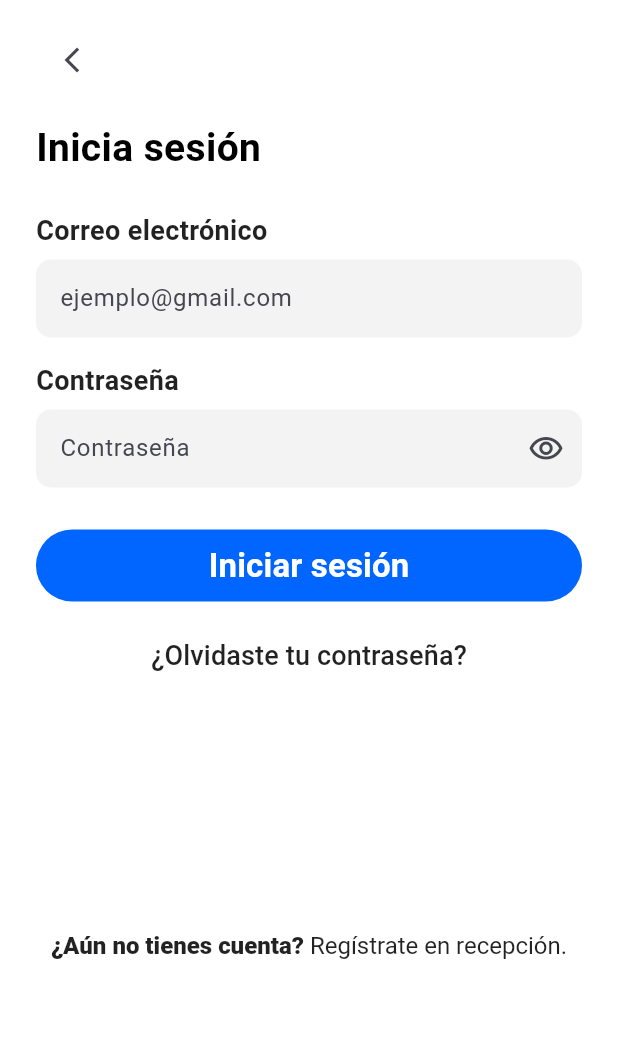
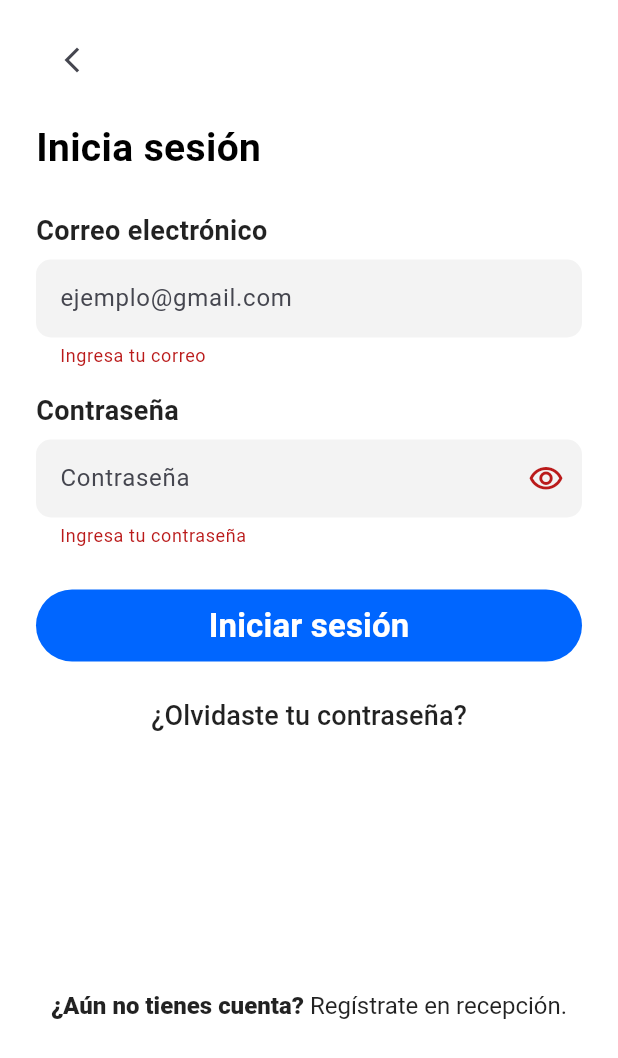
Before and after one commit to fernanzp/Gym_mobileApp, a Flutter app: the screen it shows after launch, after a tap on "Iniciar sesión", on a phone screen of 412 x 824 dp. Shown: the top 1058 px of the screen. Run offline on Flutter 3.47's test engine with Material 3 defaults, Android fonts, the phone set to English and light mode, and no system bars; our stand-ins replace dio, flutter_secure_storage.

Commit message:
create login

```diff
--- /dev/null
+++ b/lib/core/api.dart
@@ -0,0 +1,26 @@
+import 'package:dio/dio.dart';
+import 'env.dart';
+import 'session.dart';
+
+class Api {
+  final Dio dio;
+  Api(): dio = Dio(BaseOptions(
+    baseUrl: apiBase(),
+    connectTimeout: const Duration(seconds: 10),
+    receiveTimeout: const Duration(seconds: 10),
+    headers: {'Accept': 'application/json'},
+  )) {
+    dio.interceptors.add(InterceptorsWrapper(
+      onRequest: (o, h) async {
+        final t = await Session.token;
+        if (t != null && t.isNotEmpty) o.headers['Authorization'] = 'Bearer $t';
+        h.next(o);
+      },
+    ));
+  }
+
+  Future<Map<String, dynamic>> login(String email, String pass) async {
+    final r = await dio.post('/login', data: {'email': email, 'password': pass});
+    return r.data as Map<String, dynamic>;
+  }
+}
--- /dev/null
+++ b/lib/core/env.dart
@@ -0,0 +1,7 @@
+import 'dart:io';
+
+String apiBase() {
+  if (Platform.isAndroid) return 'http://10.0.2.2:8000/api'; // emulador Android
+  return 'http://127.0.0.1:8000/api';                       // iOS sim / desktop
+  // Físico: return 'http://<IP_DE_TU_PC>:8000/api';
+}
--- /dev/null
+++ b/lib/core/session.dart
@@ -0,0 +1,8 @@
+import 'package:flutter_secure_storage/flutter_secure_storage.dart';
+
+class Session {
+  static const _s = FlutterSecureStorage();
+  static Future<void> saveToken(String t) => _s.write(key: 'token', value: t);
+  static Future<String?> get token => _s.read(key: 'token');
+  static Future<void> clear() => _s.deleteAll();
+}
--- /dev/null
+++ b/lib/home.dart
@@ -0,0 +1,25 @@
+import 'package:flutter/material.dart';
+
+class HomePage extends StatelessWidget {
+  const HomePage({super.key});
+
+  @override
+  Widget build(BuildContext context) {
+    return Scaffold(
+      appBar: AppBar(title: const Text('Home')),
+      body: Center(
+        child: Column(
+          mainAxisSize: MainAxisSize.min,
+          children: [
+            const Text('Estás dentro ✅', style: TextStyle(fontSize: 20)),
+            const SizedBox(height: 16),
+            ElevatedButton(
+              onPressed: () => Navigator.pushReplacementNamed(context, '/'),
+              child: const Text('Volver al login'),
+            ),
+          ],
+        ),
+      ),
+    );
+  }
+}
--- a/lib/login.dart
+++ b/lib/login.dart
@@ -1,15 +1,114 @@
 import 'package:flutter/material.dart';
+import 'package:flutter/foundation.dart'; // kDebugMode
+import 'package:dio/dio.dart';
 
-class LoginPage extends StatelessWidget {
+import 'core/api.dart';
+import 'core/session.dart';
+
+class LoginPage extends StatefulWidget {
   const LoginPage({super.key});
+  @override
+  State<LoginPage> createState() => _LoginPageState();
+}
+
+class _LoginPageState extends State<LoginPage> {
+  final _formKey = GlobalKey<FormState>();
+  final _emailCtrl = TextEditingController();
+  final _passCtrl  = TextEditingController();
+  bool _obscure = true;
+  bool _loading = false;
+  final _api = Api();
+
+  @override
+  void initState() {
+    super.initState();
+    // Prefill en modo debug para probar rápido
+    if (kDebugMode) {
+      _emailCtrl.text = 'josetorres@gmail.com';
+      _passCtrl.text  = '123456789';
+    }
+  }
+
+  @override
+  void dispose() {
+    _emailCtrl.dispose();
+    _passCtrl.dispose();
+    super.dispose();
+  }
+
+  Future<void> _doLogin() async {
+    debugPrint('>>> _doLogin PRESSED');
+    if (!_formKey.currentState!.validate()) {
+      debugPrint('>>> _doLogin: form inválido');
+      return;
+    }
+
+    // Oculta el teclado
+    FocusScope.of(context).unfocus();
+
+    setState(() => _loading = true);
+    try {
+      debugPrint('>>> Haciendo POST /api/login ...');
+      final data  = await _api.login(_emailCtrl.text.trim(), _passCtrl.text);
+      debugPrint('>>> Respuesta login: $data');
+
+      final token = data['token'] as String?;
+      if (token == null || token.isEmpty) {
+        throw Exception('Token vacío');
+      }
+
+      await Session.saveToken(token);
+      if (!mounted) return;
+
+      ScaffoldMessenger.of(context).showSnackBar(
+        const SnackBar(content: Text('¡Bienvenido!')),
+      );
+
+      // Navegación a Home (ruta nombrada)
+      try {
+        Navigator.pushReplacementNamed(context, '/home');
+      } catch (e) {
+        debugPrint('>>> Error navegando a /home: $e');
+        // Si por alguna razón no existe la ruta, avisa
+        ScaffoldMessenger.of(context).showSnackBar(
+          const SnackBar(content: Text('Ruta /home no registrada')),
+        );
+      }
+    } on DioException catch (e) {
+      final code = e.response?.statusCode;
+      final serverMsg = (e.response?.data is Map && (e.response!.data as Map).containsKey('message'))
+          ? e.response!.data['message'].toString()
+          : null;
+      final msg = serverMsg ?? (code == 401 ? 'Correo o contraseña incorrectos'
+                                            : 'No se pudo iniciar sesión');
+      debugPrint('>>> DioException: code=$code body=${e.response?.data}');
+      if (mounted) {
+        ScaffoldMessenger.of(context).showSnackBar(SnackBar(content: Text(msg)));
+      }
+    } catch (e) {
+      debugPrint('>>> Error inesperado: $e');
+      if (mounted) {
+        ScaffoldMessenger.of(context).showSnackBar(
+          const SnackBar(content: Text('Error inesperado')),
+        );
+      }
+    } finally {
+      if (mounted) setState(() => _loading = false);
+    }
+  }
 
   @override
   Widget build(BuildContext context) {
-    return Scaffold(
+    return GestureDetector(
+      onTap: () => FocusScope.of(context).unfocus(), // cerrar teclado al tocar fuera
+      child: Scaffold(
         backgroundColor: Colors.white,
         body: SafeArea(
           child: SingleChildScrollView(
             padding: const EdgeInsets.symmetric(horizontal: 24, vertical: 16),
+            child: Form(
+              key: _formKey,
+              autovalidateMode: AutovalidateMode.onUserInteraction,
               child: Column(
                 crossAxisAlignment: CrossAxisAlignment.start,
                 children: [
@@ -41,8 +140,10 @@ class LoginPage extends StatelessWidget {
                     ),
                   ),
                   const SizedBox(height: 6),
-              TextField(
+                  TextFormField(
+                    controller: _emailCtrl,
                     keyboardType: TextInputType.emailAddress,
+                    textInputAction: TextInputAction.next,
                     decoration: InputDecoration(
                       hintText: 'ejemplo@gmail.com',
                       filled: true,
@@ -56,6 +157,12 @@ class LoginPage extends StatelessWidget {
                         borderSide: BorderSide.none,
                       ),
                     ),
+                    validator: (v) {
+                      final value = v?.trim() ?? '';
+                      if (value.isEmpty) return 'Ingresa tu correo';
+                      final ok = RegExp(r'^[^@]+@[^@]+\.[^@]+$').hasMatch(value);
+                      return ok ? null : 'Correo inválido';
+                    },
                   ),
                   const SizedBox(height: 16),
 
@@ -69,13 +176,22 @@ class LoginPage extends StatelessWidget {
                     ),
                   ),
                   const SizedBox(height: 6),
-              TextField(
-                obscureText: true,
+                  TextFormField(
+                    controller: _passCtrl,
+                    obscureText: _obscure,
+                    textInputAction: TextInputAction.done,
+                    onFieldSubmitted: (_) => _loading ? null : _doLogin(),
                     decoration: InputDecoration(
                       hintText: 'Contraseña',
                       filled: true,
                       fillColor: const Color(0xFFF3F3F3),
-                  suffixIcon: const Icon(Icons.visibility_outlined),
+                      suffixIcon: IconButton(
+                        icon: Icon(
+                          _obscure ? Icons.visibility_outlined
+                                   : Icons.visibility_off_outlined,
+                        ),
+                        onPressed: () => setState(() => _obscure = !_obscure),
+                      ),
                       contentPadding: const EdgeInsets.symmetric(
                         vertical: 14,
                         horizontal: 12,
@@ -85,6 +201,8 @@ class LoginPage extends StatelessWidget {
                         borderSide: BorderSide.none,
                       ),
                     ),
+                    validator: (v) =>
+                        (v == null || v.isEmpty) ? 'Ingresa tu contraseña' : null,
                   ),
                   const SizedBox(height: 28),
 
@@ -99,8 +217,22 @@ class LoginPage extends StatelessWidget {
                           borderRadius: BorderRadius.circular(24),
                         ),
                       ),
-                  onPressed: () {},
-                  child: const Text(
+                      onPressed: _loading
+                          ? null
+                          : () async {
+                              debugPrint('>>> Botón "Iniciar sesión" PRESSED');
+                              await _doLogin();
+                            },
+                      child: _loading
+                          ? const SizedBox(
+                              width: 22,
+                              height: 22,
+                              child: CircularProgressIndicator(
+                                strokeWidth: 2,
+                                color: Colors.white,
+                              ),
+                            )
+                          : const Text(
                               'Iniciar sesión',
                               style: TextStyle(
                                 color: Colors.white,
@@ -154,6 +286,8 @@ class LoginPage extends StatelessWidget {
               ),
             ),
           ),
+        ),
+      ),
     );
   }
 }
--- a/lib/main.dart
+++ b/lib/main.dart
@@ -1,9 +1,8 @@
 import 'package:flutter/material.dart';
 import 'login.dart';
+import 'home.dart';
 
-void main() {
-  runApp(const MyApp());
-}
+void main() => runApp(const MyApp());
 
 class MyApp extends StatelessWidget {
   const MyApp({super.key});
@@ -17,7 +16,11 @@ class MyApp extends StatelessWidget {
         useMaterial3: true,
         colorSchemeSeed: const Color(0xFF0066FF),
       ),
-      home: const LoginPage(),
+      initialRoute: '/',
+      routes: {
+        '/': (_) => const LoginPage(),
+        '/home': (_) => const HomePage(),
+      },
     );
   }
 }
--- a/pubspec.yaml
+++ b/pubspec.yaml
@@ -9,6 +9,8 @@ environment:
 dependencies:
   flutter:
     sdk: flutter
+  dio: ^5.9.0
+  flutter_secure_storage: ^9.2.4
 
 dev_dependencies:
   flutter_test:
```
Also changed, not shown: pubspec.lock, 6 other files. Lines whose indentation alone changed are shown as unchanged.
